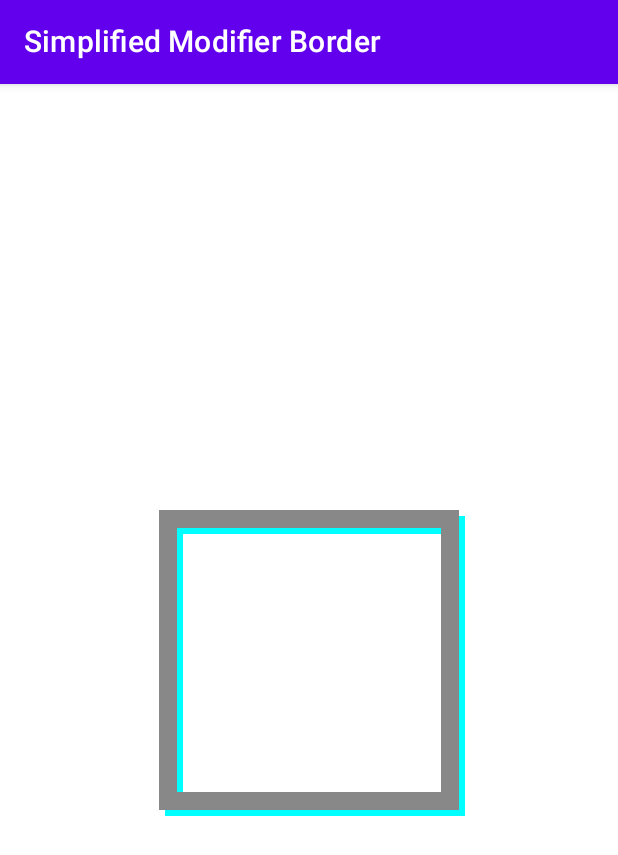
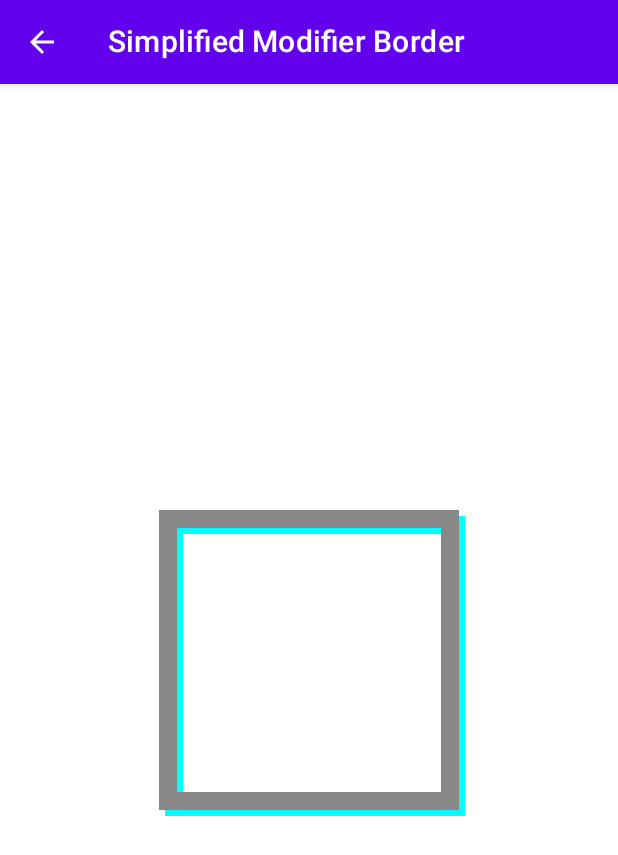
Before and after one commit to dbaelz/JetpackComposePuzzler, an Android app built with Jetpack Compose: the screen it shows after launch (MainActivity), after a tap on "Simplified Modifier Border", on a phone screen of 412 x 824 dp. Shown: the top 855 px of the screen. Run offline under Robolectric (Android 15) with nearby library versions, the phone set to English and light mode, and no system bars.

Commit message:
Add back navigation in top bar

```diff
--- a/app/src/main/java/de/dbaelz/demo/compose/puzzler/MainActivity.kt
+++ b/app/src/main/java/de/dbaelz/demo/compose/puzzler/MainActivity.kt
@@ -5,9 +5,9 @@ import androidx.activity.ComponentActivity
 import androidx.activity.compose.setContent
 import androidx.compose.foundation.ExperimentalFoundationApi
 import androidx.compose.foundation.layout.padding
-import androidx.compose.material.Scaffold
-import androidx.compose.material.Text
-import androidx.compose.material.TopAppBar
+import androidx.compose.material.*
+import androidx.compose.material.icons.Icons
+import androidx.compose.material.icons.filled.ArrowBack
 import androidx.compose.runtime.Composable
 import androidx.compose.ui.Modifier
 import androidx.navigation.NavHostController
@@ -18,7 +18,7 @@ import androidx.navigation.compose.rememberNavController
 import de.dbaelz.demo.compose.puzzler.Screen.*
 import de.dbaelz.demo.compose.puzzler.data.MainMenuModel
 import de.dbaelz.demo.compose.puzzler.data.createMainMenuModel
-import de.dbaelz.demo.compose.puzzler.data.entryNameByRoute
+import de.dbaelz.demo.compose.puzzler.data.entryByRoute
 import de.dbaelz.demo.compose.puzzler.ui.AboutScreen
 import de.dbaelz.demo.compose.puzzler.ui.MainScreen
 import de.dbaelz.demo.compose.puzzler.ui.puzzler.*
@@ -37,8 +37,15 @@ class MainActivity : ComponentActivity() {
 
                 Scaffold(
                     topBar = {
-                        val name = if (route != null) menu.entryNameByRoute(route) else ""
-                        TopBar(if (name.isEmpty()) "Jetpack Compose Puzzler" else name)
+                        val entry = if (route != null) {
+                            menu.entryByRoute(route)
+                        } else {
+                            null
+                        }
+
+                        TopBar(entry?.name ?: "Jetpack Compose Puzzler", entry != null) {
+                            navController.popBackStack()
+                        }
                     },
                 ) {
                     PuzzlerNavHost(navController, Modifier.padding(it), menu)
@@ -49,8 +56,19 @@ class MainActivity : ComponentActivity() {
 }
 
 @Composable
-private fun TopBar(title: String) {
-    TopAppBar(title = { Text(title) })
+private fun TopBar(title: String, withBackNavigation: Boolean, onBackPressed: () -> Unit) {
+    TopAppBar(
+        title = { Text(title) },
+        navigationIcon = if (withBackNavigation) {
+            {
+                IconButton(onClick = onBackPressed) {
+                    Icon(Icons.Default.ArrowBack, null)
+                }
+            }
+        } else {
+            null
+        }
+    )
 }
 
 @ExperimentalFoundationApi
--- a/app/src/main/java/de/dbaelz/demo/compose/puzzler/data/MainMenuModel.kt
+++ b/app/src/main/java/de/dbaelz/demo/compose/puzzler/data/MainMenuModel.kt
@@ -13,11 +13,10 @@ data class MainMenuModel(val items: List<Item> = emptyList()) {
     }
 }
 
-fun MainMenuModel.entryNameByRoute(route: String): String {
+fun MainMenuModel.entryByRoute(route: String): MainMenuModel.Item.Entry? {
     return items
         .filterIsInstance<MainMenuModel.Item.Entry>()
         .firstOrNull() { it.route.name == route }
-        ?.name ?: ""
 }
 
 fun createMainMenuModel(): MainMenuModel {
```
Also changed, not shown: 1 other file.
